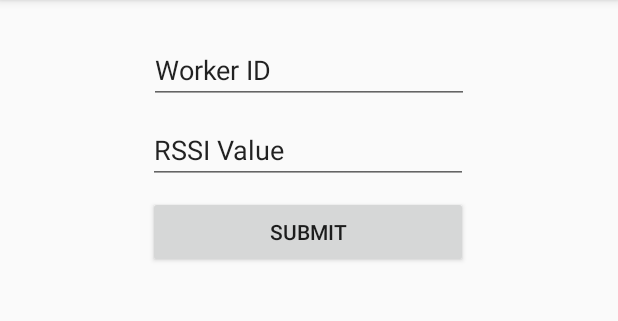
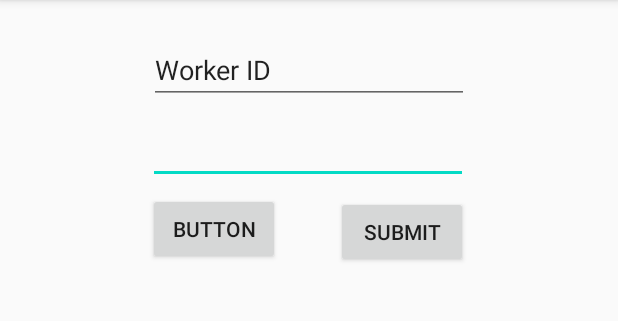
Before and after one commit to RedDaXe/protoype2, an Android app: the MainActivity screen opened directly, with no data from a screen before it, after a tap on "SCAN", on a phone screen of 412 x 824 dp, the part 84-405 px from its top. Run offline under Robolectric (Android 15) with nearby library versions, the phone set to English and light mode, and no system bars; our stand-ins replace Firebase (no records; nobody signed in at launch, a user with empty details on screens opened directly); 1 statement that could not run was skipped.

Commit message:
add the calculation

```diff
--- a/app/src/main/java/com/example/protoype2/MainActivity.java
+++ b/app/src/main/java/com/example/protoype2/MainActivity.java
@@ -30,7 +30,7 @@ import java.util.Map;
 
 public class MainActivity extends AppCompatActivity {
 
-    Button scanBtn, dummy;
+    Button scanBtn, dummy, addDummy;
     EditText workerID, rssiValue;
     FirebaseFirestore db = FirebaseFirestore.getInstance();
     Map<String, Object> employee = new HashMap<>();
@@ -39,6 +39,7 @@ public class MainActivity extends AppCompatActivity {
     public static final int REQUEST_ENABLE_BT = 1;
     private String ID;
     private int rssi;
+    DataHandler dh = new DataHandler();
 
 
 
@@ -54,6 +55,7 @@ public class MainActivity extends AppCompatActivity {
 
         scanBtn = findViewById(R.id.scanBtn);
         dummy = findViewById(R.id.dummy);
+        addDummy = findViewById(R.id.addDummy);
         workerID = findViewById(R.id.workerID);
         rssiValue = findViewById(R.id.rssiValue);
 
@@ -66,6 +68,15 @@ public class MainActivity extends AppCompatActivity {
                 dummyForm.setVisibility(View.VISIBLE);
                 scanBtn.setVisibility(View.GONE);
 
+            }
+        });
+
+        addDummy.setOnClickListener(new View.OnClickListener() {
+            @Override
+            public void onClick(View v) {
+                ID = String.valueOf(workerID.getText());
+                rssi = Integer.parseInt(String.valueOf(rssiValue.getText()));
+                dh.AddDummy(ID, rssi);
             }
         });
 
--- a/app/src/main/res/layout/activity_main.xml
+++ b/app/src/main/res/layout/activity_main.xml
@@ -10,7 +10,7 @@
         android:id="@+id/dummyForm"
         android:layout_width="match_parent"
         android:layout_height="wrap_content"
-        android:visibility="gone"
+        android:visibility="visible"
         app:layout_constraintEnd_toEndOf="parent"
         app:layout_constraintStart_toStartOf="parent"
         app:layout_constraintTop_toTopOf="parent">
@@ -20,9 +20,9 @@
             android:layout_width="0dp"
             android:layout_height="wrap_content"
             android:layout_marginTop="8dp"
-            android:text="Submit"
+            android:text="@string/submit"
+            app:layout_constraintBottom_toBottomOf="parent"
             app:layout_constraintEnd_toEndOf="@+id/rssiValue"
-            app:layout_constraintStart_toStartOf="@+id/rssiValue"
             app:layout_constraintTop_toBottomOf="@+id/rssiValue" />
 
         <EditText
@@ -30,9 +30,9 @@
             android:layout_width="wrap_content"
             android:layout_height="wrap_content"
             android:layout_marginTop="8dp"
+            android:autofillHints=""
             android:ems="10"
             android:inputType="number"
-            android:text="RSSI Value"
             app:layout_constraintEnd_toEndOf="parent"
             app:layout_constraintHorizontal_bias="0.497"
             app:layout_constraintStart_toStartOf="parent"
@@ -49,6 +49,16 @@
             app:layout_constraintEnd_toEndOf="parent"
             app:layout_constraintStart_toStartOf="parent"
             app:layout_constraintTop_toTopOf="parent" />
+
+        <Button
+            android:id="@+id/addDummy"
+            android:layout_width="wrap_content"
+            android:layout_height="wrap_content"
+            android:layout_marginTop="4dp"
+            android:text="Button"
+            app:layout_constraintBottom_toBottomOf="parent"
+            app:layout_constraintStart_toStartOf="@+id/rssiValue"
+            app:layout_constraintTop_toBottomOf="@+id/rssiValue" />
     </androidx.constraintlayout.widget.ConstraintLayout>
 
     <Button
--- a/app/src/main/res/values/strings.xml
+++ b/app/src/main/res/values/strings.xml
@@ -9,4 +9,5 @@
 
     <string name="hello_first_fragment">Hello first fragment</string>
     <string name="hello_second_fragment">Hello second fragment. Arg: %1$s</string>
+    <string name="submit">Submit</string>
 </resources>
```
Also changed, not shown: app/src/main/java/com/example/protoype2/EmployeeAdapter.java (+32 -2 lines).
